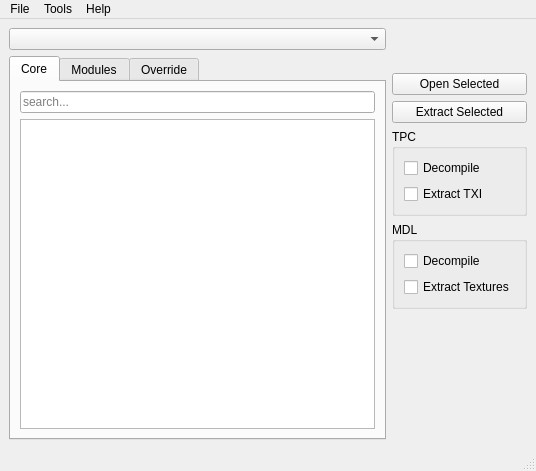
Qt form ui/mainwindow.ui (NickHugi/PyKotor) before a commit.
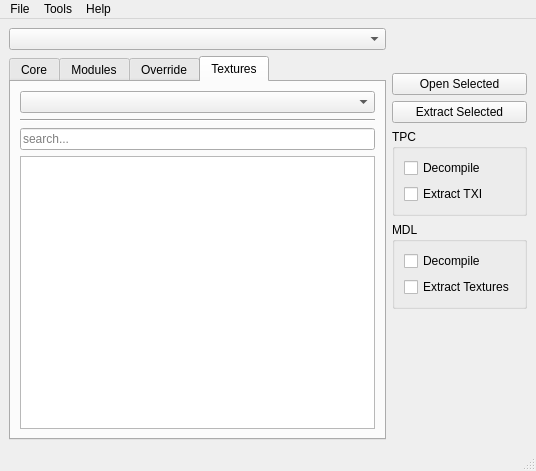
The same form after that commit. Icons and pictures are not drawn. Custom widgets are drawn as their Qt base class.

Commit message: Add textures gallery tab

Patch:
```diff
--- a/ui/mainwindow.ui
+++ b/ui/mainwindow.ui
@@ -26,7 +26,7 @@
       <item>
        <widget class="QTabWidget" name="resourceTabs">
         <property name="currentIndex">
-         <number>0</number>
+         <number>3</number>
         </property>
         <widget class="QWidget" name="coreTab">
          <attribute name="title">
@@ -290,6 +290,67 @@
           </item>
          </layout>
         </widget>
+        <widget class="QWidget" name="texturesTab">
+         <attribute name="title">
+          <string>Textures</string>
+         </attribute>
+         <layout class="QVBoxLayout" name="verticalLayout_6">
+          <item>
+           <widget class="QComboBox" name="texturesCombo"/>
+          </item>
+          <item>
+           <widget class="Line" name="textureLine">
+            <property name="orientation">
+             <enum>Qt::Horizontal</enum>
+            </property>
+           </widget>
+          </item>
+          <item>
+           <widget class="QLineEdit" name="textureSearchEdit">
+            <property name="placeholderText">
+             <string>search...</string>
+            </property>
+           </widget>
+          </item>
+          <item>
+           <widget class="TexturesView" name="texturesList">
+            <property name="editTriggers">
+             <set>QAbstractItemView::NoEditTriggers</set>
+            </property>
+            <property name="showDropIndicator" stdset="0">
+             <bool>false</bool>
+            </property>
+            <property name="iconSize">
+             <size>
+              <width>64</width>
+              <height>64</height>
+             </size>
+            </property>
+            <property name="isWrapping" stdset="0">
+             <bool>true</bool>
+            </property>
+            <property name="resizeMode">
+             <enum>QListView::Adjust</enum>
+            </property>
+            <property name="layoutMode">
+             <enum>QListView::Batched</enum>
+            </property>
+            <property name="gridSize">
+             <size>
+              <width>92</width>
+              <height>92</height>
+             </size>
+            </property>
+            <property name="viewMode">
+             <enum>QListView::IconMode</enum>
+            </property>
+            <property name="uniformItemSizes">
+             <bool>true</bool>
+            </property>
+           </widget>
+          </item>
+         </layout>
+        </widget>
        </widget>
       </item>
      </layout>
@@ -608,6 +669,13 @@
    </property>
   </action>
  </widget>
+ <customwidgets>
+  <customwidget>
+   <class>TexturesView</class>
+   <extends>QListView</extends>
+   <header location="global">toolset.mainwindow</header>
+  </customwidget>
+ </customwidgets>
  <resources>
   <include location="../resources/resources.qrc"/>
  </resources>
```
The commit also changes 3 other files.
